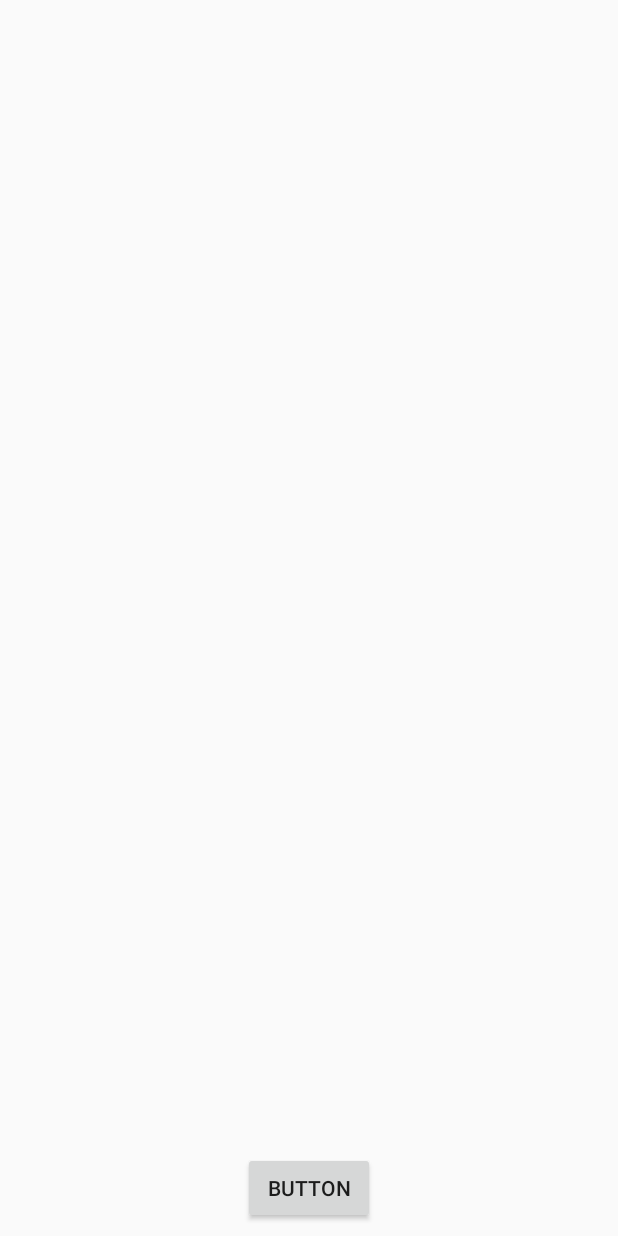
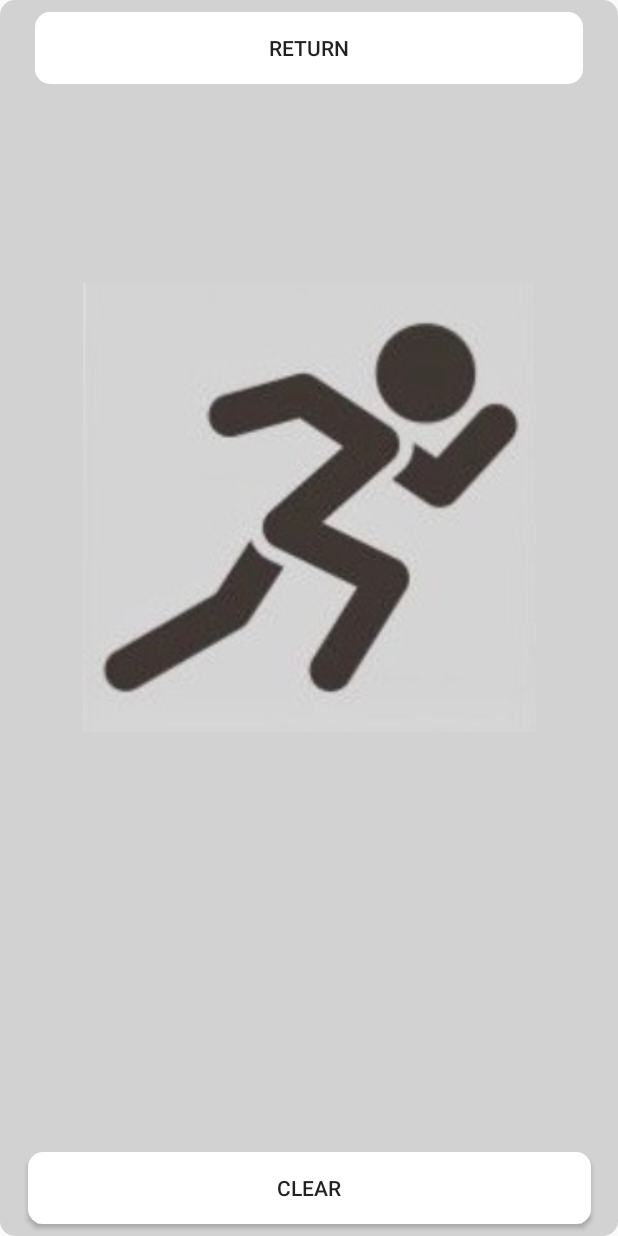
Before and after one commit to HaiAnhTrinh/Fitness_App, an Android app: the layout activity_main.xml on its own in the app's theme, with its tools: preview values and no code run, on a phone screen of 412 x 824 dp. Run offline under Robolectric (Android 15) with nearby library versions, the phone set to English and light mode, and no system bars.

Commit message:
Add files via upload

```diff
--- a/app/src/main/res/layout/activity_main.xml
+++ b/app/src/main/res/layout/activity_main.xml
@@ -4,47 +4,72 @@
     xmlns:tools="http://schemas.android.com/tools"
     android:layout_width="match_parent"
     android:layout_height="match_parent"
+    android:background="@drawable/background"
     tools:context=".MainActivity">
 
     <TextView
         android:id="@+id/step_text1"
-        android:layout_width="244dp"
-        android:layout_height="47dp"
+        android:layout_width="377dp"
+        android:layout_height="83dp"
+        android:layout_marginBottom="12dp"
         android:layout_marginEnd="8dp"
         android:layout_marginLeft="8dp"
         android:layout_marginRight="8dp"
         android:layout_marginStart="8dp"
-        android:layout_marginTop="8dp"
+        android:textSize="35sp"
+        android:textStyle="bold"
+        app:layout_constraintBottom_toTopOf="@+id/button"
         app:layout_constraintEnd_toEndOf="parent"
-        app:layout_constraintStart_toStartOf="parent"
-        app:layout_constraintTop_toTopOf="parent" />
-
-    <TextView
-        android:id="@+id/step_text2"
-        android:layout_width="242dp"
-        android:layout_height="47dp"
-        android:layout_marginEnd="8dp"
-        android:layout_marginLeft="8dp"
-        android:layout_marginRight="8dp"
-        android:layout_marginStart="8dp"
-        android:layout_marginTop="8dp"
-        app:layout_constraintEnd_toEndOf="parent"
-        app:layout_constraintStart_toStartOf="parent"
-        app:layout_constraintTop_toBottomOf="@+id/step_text1" />
+        app:layout_constraintHorizontal_bias="0.444"
+        app:layout_constraintStart_toStartOf="parent" />
 
     <Button
         android:id="@+id/button"
-        android:layout_width="wrap_content"
+        android:layout_width="375dp"
         android:layout_height="wrap_content"
         android:layout_marginBottom="8dp"
         android:layout_marginEnd="8dp"
         android:layout_marginLeft="8dp"
         android:layout_marginRight="8dp"
         android:layout_marginStart="8dp"
-        android:text="Button"
         android:onClick="onClick"
+        android:text="Clear"
+        android:background="@drawable/btn_corner"
         app:layout_constraintBottom_toBottomOf="parent"
         app:layout_constraintEnd_toEndOf="parent"
         app:layout_constraintStart_toStartOf="parent" />
 
+    <Button
+        android:id="@+id/button2"
+        android:layout_width="365dp"
+        android:layout_height="wrap_content"
+        android:layout_marginEnd="8dp"
+        android:layout_marginLeft="8dp"
+        android:layout_marginRight="8dp"
+        android:layout_marginStart="8dp"
+        android:layout_marginTop="8dp"
+        android:text="Return"
+        android:background="@drawable/btn_corner"
+        app:layout_constraintEnd_toEndOf="parent"
+        app:layout_constraintStart_toStartOf="parent"
+        app:layout_constraintTop_toTopOf="parent" />
+
+    <ImageView
+        android:id="@+id/imageView"
+        android:layout_width="310dp"
+        android:layout_height="299dp"
+        android:layout_marginBottom="8dp"
+        android:layout_marginEnd="8dp"
+        android:layout_marginLeft="8dp"
+        android:layout_marginRight="8dp"
+        android:layout_marginStart="8dp"
+        android:layout_marginTop="8dp"
+        app:layout_constraintBottom_toTopOf="@+id/step_text1"
+        app:layout_constraintEnd_toEndOf="parent"
+        app:layout_constraintStart_toStartOf="parent"
+        app:layout_constraintTop_toBottomOf="@+id/button2"
+        app:layout_constraintVertical_bias="0.414"
+        app:srcCompat="@drawable/running1" />
+
+
 </android.support.constraint.ConstraintLayout>
```
